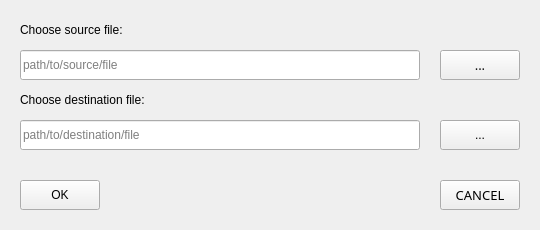
This is src/Forms/ChooseFilesWindow.ui in psv-git/BDOLang as Qt 5 draws it before an edit. The edited form follows.
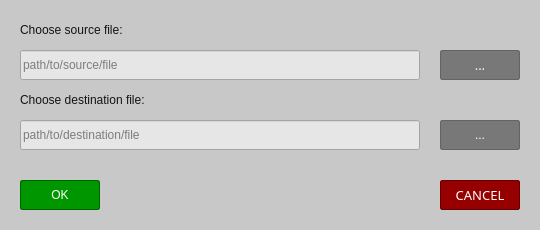
This is the edited form.

What changed in the file:
```diff
--- a/src/Forms/ChooseFilesWindow.ui
+++ b/src/Forms/ChooseFilesWindow.ui
@@ -28,6 +28,12 @@
   <property name="windowTitle">
    <string>Open files</string>
   </property>
+  <property name="styleSheet">
+   <string notr="true">QWidget {
+	background-color: rgb(200, 200, 200);
+}
+</string>
+  </property>
   <widget class="QPushButton" name="chooseButton1">
    <property name="geometry">
     <rect>
@@ -50,7 +56,20 @@
     <enum>Qt::TabFocus</enum>
    </property>
    <property name="styleSheet">
-    <string notr="true">font: 87 10pt &quot;Arial Black&quot;;</string>
+    <string notr="true">QPushButton {
+	font: 87 10pt &quot;Arial Black&quot;;
+	color: rgb(255, 255, 255);
+
+	background-color: rgb(120, 120, 120);
+
+	border: 1px solid  rgb(100, 100, 100);
+	border-radius: 2px;
+}
+
+QPushButton::hover {
+	background-color: rgb(150, 150, 150);
+}
+</string>
    </property>
    <property name="text">
     <string>...</string>
@@ -69,7 +88,20 @@
     <enum>Qt::TabFocus</enum>
    </property>
    <property name="styleSheet">
-    <string notr="true">font: 87 10pt &quot;Arial Black&quot;;</string>
+    <string notr="true">QPushButton {
+	font: 87 10pt &quot;Arial Black&quot;;
+	color: rgb(255, 255, 255);
+
+	background-color: rgb(120, 120, 120);
+
+	border: 1px solid  rgb(100, 100, 100);
+	border-radius: 2px;
+}
+
+QPushButton::hover {
+	background-color: rgb(150, 150, 150);
+}
+</string>
    </property>
    <property name="text">
     <string>...</string>
@@ -85,7 +117,11 @@
     </rect>
    </property>
    <property name="styleSheet">
-    <string notr="true">font: 10pt &quot;Arial&quot;;</string>
+    <string notr="true">QLabel {
+	font: 10pt &quot;Arial&quot;;
+	color: rgb(20, 20, 20);
+}
+</string>
    </property>
    <property name="text">
     <string>Choose source file:</string>
@@ -104,7 +140,12 @@
     <enum>Qt::ClickFocus</enum>
    </property>
    <property name="styleSheet">
-    <string notr="true">font: 10pt &quot;Liberation Mono&quot;;</string>
+    <string notr="true">QLineEdit {
+	font: 10pt &quot;Liberation Mono&quot;;
+	color: rgb(20, 20, 20);
+	background-color: rgb(230, 230, 230);
+}
+</string>
    </property>
    <property name="readOnly">
     <bool>true</bool>
@@ -123,7 +164,10 @@
     </rect>
    </property>
    <property name="styleSheet">
-    <string notr="true">font: 10pt &quot;Arial&quot;;</string>
+    <string notr="true">QLabel {
+	font: 10pt &quot;Arial&quot;;
+	color: rgb(20, 20, 20);
+}</string>
    </property>
    <property name="text">
     <string>Choose destination file:</string>
@@ -142,7 +186,12 @@
     <enum>Qt::ClickFocus</enum>
    </property>
    <property name="styleSheet">
-    <string notr="true">font: 10pt &quot;Liberation Mono&quot;;</string>
+    <string notr="true">QLineEdit {
+	font: 10pt &quot;Liberation Mono&quot;;
+	color: rgb(20, 20, 20);
+	background-color: rgb(230, 230, 230);
+}
+</string>
    </property>
    <property name="readOnly">
     <bool>true</bool>
@@ -164,7 +213,20 @@
     <enum>Qt::TabFocus</enum>
    </property>
    <property name="styleSheet">
-    <string notr="true">font: 87 10pt &quot;Arial Black&quot;;</string>
+    <string notr="true">QPushButton {
+	font: 87 10pt &quot;Arial Black&quot;;
+	color: rgb(255, 255, 255);
+
+	background-color: rgb(0, 150, 0);
+
+	border: 1px solid  rgb(0, 100, 0);
+	border-radius: 2px;
+}
+
+QPushButton::hover {
+	background-color: rgb(0, 180, 0);
+}
+</string>
    </property>
    <property name="text">
     <string>OK</string>
@@ -192,7 +254,20 @@
     <enum>Qt::TabFocus</enum>
    </property>
    <property name="styleSheet">
-    <string notr="true">font: 87 10pt &quot;Arial Black&quot;;</string>
+    <string notr="true">QPushButton {
+	font: 87 10pt &quot;Arial Black&quot;;
+	color: rgb(255, 255, 255);
+
+	background-color: rgb(150, 0, 0);
+
+	border: 1px solid  rgb(100, 0, 0);
+	border-radius: 2px;
+}
+
+QPushButton::hover {
+	background-color: rgb(180, 0, 0);
+}
+</string>
    </property>
    <property name="text">
     <string>CANCEL</string>
```
